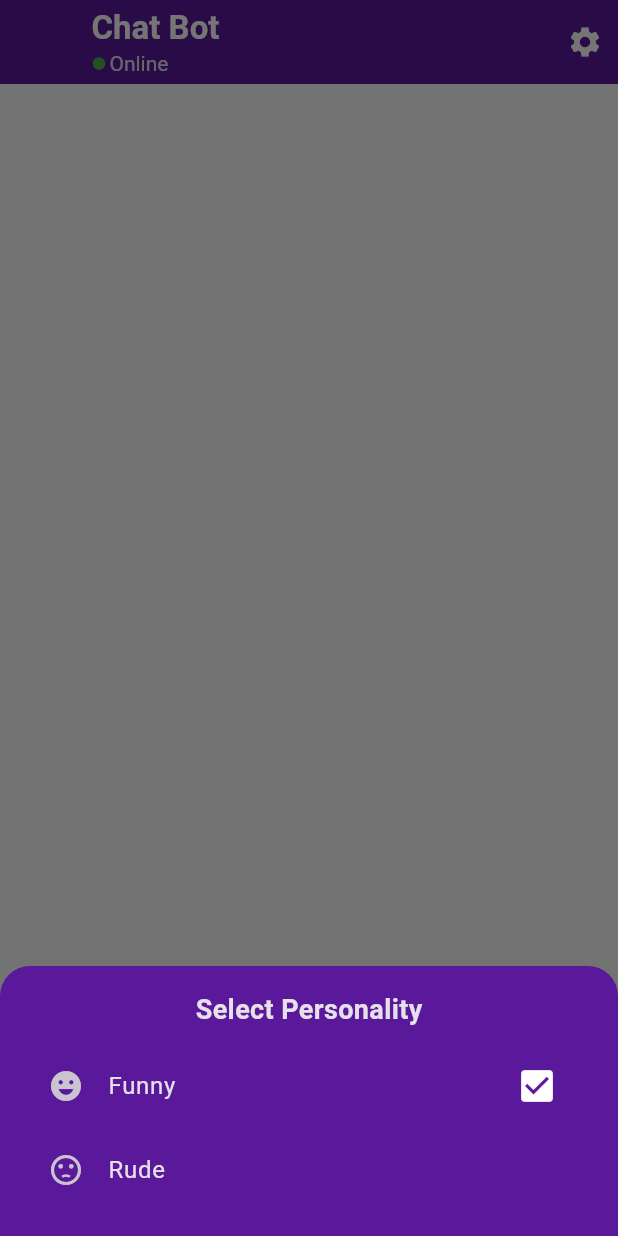
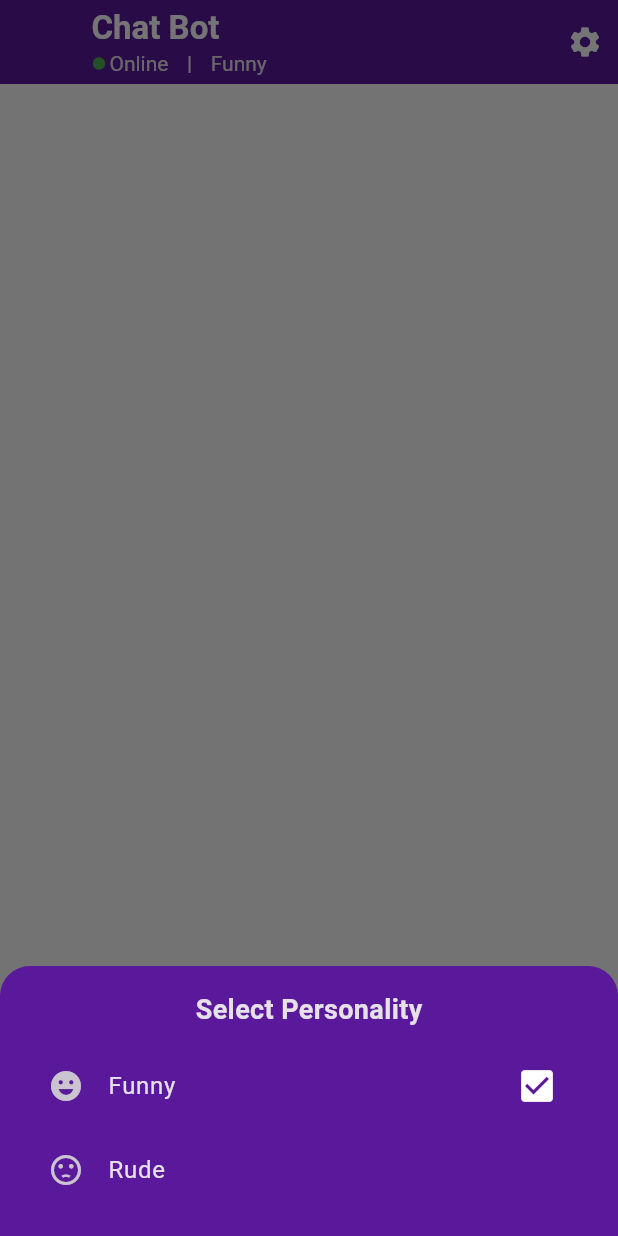
Before and after one commit to daniyaladil/Custom-Chatbot, a Flutter app: the screen it shows after launch, after a tap on the "settings" icon, on a phone screen of 412 x 824 dp. Run offline on Flutter 3.47's test engine with Material 3 defaults, Android fonts, the phone set to English and light mode, and no system bars; missing offline and left inert: dialog_flowtter; statements that could not run were skipped.

Commit message:
ui changes made

```diff
--- a/lib/Home/home_screen.dart
+++ b/lib/Home/home_screen.dart
@@ -15,7 +15,8 @@ class HomeScreen extends StatefulWidget {
 
 class _HomeScreenState extends State<HomeScreen> {
   final TextEditingController _controller = TextEditingController();
-  late DialogFlowtter dialogFlowtter;
+  late DialogFlowtter funnyBot; // default agent
+  late DialogFlowtter rudeBot;  // rude agent
 
   List<Map<String, dynamic>> messages = [];
 
@@ -24,9 +25,16 @@ class _HomeScreenState extends State<HomeScreen> {
   bool isFunny = true;
   bool isRude = false;
 
+
+
   @override
   void initState() {
-    DialogFlowtter.fromFile().then((instance) => dialogFlowtter = instance);
+    // Load both agents from different credential files
+    DialogFlowtter.fromFile(path: "assets/dialog_flow_funny.json")
+        .then((instance) => funnyBot = instance);
+
+    DialogFlowtter.fromFile(path: "assets/dialog_flow_rude.json")
+        .then((instance) => rudeBot = instance);
     super.initState();
   }
 
@@ -61,6 +69,11 @@ class _HomeScreenState extends State<HomeScreen> {
                       ),
                       Text(
                         "Online",
+                        style: TextStyle(fontSize: 14),
+                      ),
+                      Text("   |   ",style: TextStyle(fontSize: 14),),
+                      Text(
+                        isFunny?"Funny" :"Rude",
                         style: TextStyle(fontSize: 14),
                       ),
                     ],
@@ -214,22 +227,22 @@ class _HomeScreenState extends State<HomeScreen> {
   }
 
   sendMessage(String text) async {
-    if (text.isEmpty) {
-      print('Message is empty');
-    } else {
+    if (text.isEmpty) return;
+
     setState(() {
       _addMessage(Message(text: DialogText(text: [text])), true);
-        isTyping = true; // bot starts typing
+      isTyping = true;
     });
 
-      DetectIntentResponse response = await dialogFlowtter.detectIntent(
+    // Choose which bot to use
+    DialogFlowtter activeBot = isFunny ? funnyBot : rudeBot;
+
+    DetectIntentResponse response = await activeBot.detectIntent(
       queryInput: QueryInput(text: TextInput(text: text)),
     );
 
     if (response.message == null) {
-        setState(() {
-          isTyping = false;
-        });
+      setState(() => isTyping = false);
       return;
     }
 
@@ -238,11 +251,9 @@ class _HomeScreenState extends State<HomeScreen> {
       isTyping = false;
     });
   }
-  }
 
   _addMessage(Message message, [bool isUserMessage = false]) {
     messages.add({'message': message, 'isUserMessage': isUserMessage});
   }
 
-  _changePersonality(personality) {}
 }
--- a/lib/Home/message_screen.dart
+++ b/lib/Home/message_screen.dart
@@ -1,8 +1,6 @@
 import 'package:custom_chatbot/Constants/colors.dart';
-import 'package:custom_chatbot/Home/typing_indicator.dart';
 import 'package:flutter/material.dart';
 import 'package:flutter/services.dart';
-
 
 class Messages extends StatefulWidget {
   final List messages;
@@ -14,34 +12,61 @@ class Messages extends StatefulWidget {
 }
 
 class _MessagesState extends State<Messages> {
+  final ScrollController _scrollController = ScrollController();
+
+  final Map<int, bool> likes = {};
+  final Map<int, bool> dislikes = {};
+
+  @override
+  void didUpdateWidget(covariant Messages oldWidget) {
+    super.didUpdateWidget(oldWidget);
+    _scrollToBottom();
+  }
+
+  void _scrollToBottom() {
+    WidgetsBinding.instance.addPostFrameCallback((_) {
+      if (_scrollController.hasClients) {
+        _scrollController.animateTo(
+          _scrollController.position.maxScrollExtent,
+          duration: const Duration(milliseconds: 300),
+          curve: Curves.easeOut,
+        );
+      }
+    });
+  }
+
   @override
   Widget build(BuildContext context) {
     var w = MediaQuery.of(context).size.width;
     return ListView.separated(
+      controller: _scrollController,
       itemBuilder: (context, index) {
         if (index == widget.messages.length) {
-          // typing indicator at end
           return widget.isTyping
               ? const Padding(
             padding: EdgeInsets.all(10),
             child: Text(
               "Chatbot is typing...",
-              style: TextStyle(color: Colors.grey, fontStyle: FontStyle.italic),
+              style: TextStyle(
+                  color: Colors.grey, fontStyle: FontStyle.italic),
             ),
           )
               : const SizedBox();
         }
 
-        // normal messages
+        final isLike = likes[index] ?? false;
+        final isDislike = dislikes[index] ?? false;
+
         return Container(
-          margin:  EdgeInsets.all(10),
+          margin: const EdgeInsets.all(10),
           child: Row(
             mainAxisAlignment: widget.messages[index]['isUserMessage']
                 ? MainAxisAlignment.end
                 : MainAxisAlignment.start,
             children: [
               Container(
-                padding:  EdgeInsets.symmetric(vertical: 14, horizontal: 14),
+                padding:
+                const EdgeInsets.symmetric(vertical: 14, horizontal: 14),
                 decoration: BoxDecoration(
                   borderRadius: BorderRadius.only(
                     bottomLeft: const Radius.circular(20),
@@ -57,8 +82,9 @@ class _MessagesState extends State<Messages> {
                 ),
                 constraints: BoxConstraints(maxWidth: w * 2 / 3),
                 child: Column(
-                  crossAxisAlignment: CrossAxisAlignment.end,
+                  crossAxisAlignment: CrossAxisAlignment.start,
                   children: [
+                    //  Message text
                     Text(
                       widget.messages[index]['message'].text.text[0],
                       style: TextStyle(
@@ -67,26 +93,73 @@ class _MessagesState extends State<Messages> {
                             : Colors.white,
                       ),
                     ),
-                    widget.messages[index]['isUserMessage']
-                        ?SizedBox():Container(
-                      margin: EdgeInsets.only(left: 5,top: 15),
-                      height: 25,
-                      width: 100,
-                      decoration: BoxDecoration(
-                          borderRadius: BorderRadius.circular(15),
-                          color: Color(0xff7B2CBF)
+                    if (!widget.messages[index]['isUserMessage'])SizedBox(height: 10,),
+
+                    // Inline actions
+                    if (!widget.messages[index]['isUserMessage'])
+                      Padding(
+                        padding: const EdgeInsets.only(top: 8.0),
+                        child: Row(
+                          mainAxisSize: MainAxisSize.min,
+                          children: [
+                            // Copy
+                            GestureDetector(
+                              onTap: () {
+                                Clipboard.setData(ClipboardData(
+                                    text: widget.messages[index]['message']
+                                        .text.text[0]));
+                                ScaffoldMessenger.of(context).showSnackBar(
+                                  const SnackBar(
+                                    duration: Duration(seconds: 1),
+                                      content:
+                                      Text("Copied to clipboard")),
+                                );
+                              },
+                              child: const Icon(
+                                Icons.copy,
+                                size: 16,
+                                color: Colors.white70,
+                              ),
+                            ),
+                            const SizedBox(width: 15),
+
+                            // Upvote
+                            GestureDetector(
+                              onTap: () {
+                                setState(() {
+                                  if (isDislike) dislikes[index] = false;
+                                  likes[index] = !isLike;
+                                });
+                              },
+                              child: Icon(
+                                isLike
+                                    ? Icons.arrow_upward
+                                    : Icons.arrow_upward_outlined,
+                                size: 18,
+                                color: isLike ? Colors.green : Colors.white70,
+                              ),
+                            ),
+                            const SizedBox(width: 10),
+
+                            // Downvote
+                            GestureDetector(
+                              onTap: () {
+                                setState(() {
+                                  if (isLike) likes[index] = false;
+                                  dislikes[index] = !isDislike;
+                                });
+                              },
+                              child: Icon(
+                                isDislike
+                                    ? Icons.arrow_downward
+                                    : Icons.arrow_downward_outlined,
+                                size: 18,
+                                color: isDislike ? Colors.red : Colors.white70,
+                              ),
+                            ),
+                          ],
+                        ),
                       ),
-                      child: Row(
-                        mainAxisAlignment: MainAxisAlignment.center,
-                        children: [
-                          Icon(Icons.copy,size: 15,),
-                          SizedBox(width: 25,),
-                          Icon(Icons.thumb_up_alt_outlined,size: 15),
-                          SizedBox(width: 5,),
-                          Icon(Icons.thumb_down_alt_outlined,size: 15,),
-                        ],
-                      ),
-                    )
                   ],
                 ),
               ),
@@ -94,17 +167,9 @@ class _MessagesState extends State<Messages> {
           ),
         );
       },
-      separatorBuilder: (_, i) => const Padding(padding: EdgeInsets.only(top: 10)),
-      itemCount: widget.messages.length + 1, // +1 for typing indicator
-    );
-
-  }
-
-  void _copyToClipboard(String text, BuildContext context) {
-    Clipboard.setData(ClipboardData(text: text));
-    ScaffoldMessenger.of(context).showSnackBar(
-      const SnackBar(content: Text("Copied to clipboard!")),
+      separatorBuilder: (_, i) =>
+      const Padding(padding: EdgeInsets.only(top: 10)),
+      itemCount: widget.messages.length + 1,
     );
   }
-
 }
--- a/pubspec.yaml
+++ b/pubspec.yaml
@@ -60,7 +60,8 @@ flutter:
 
   # To add assets to your application, add an assets section, like this:
   assets:
-     - assets/dialog_flow_auth.json
+     - assets/dialog_flow_funny.json
+     - assets/dialog_flow_rude.json
      - assets/logo.png
 
   # An image asset can refer to one or more resolution-specific "variants", see
```
Also changed, not shown: 1 other file. Lines whose indentation alone changed are shown as unchanged.
